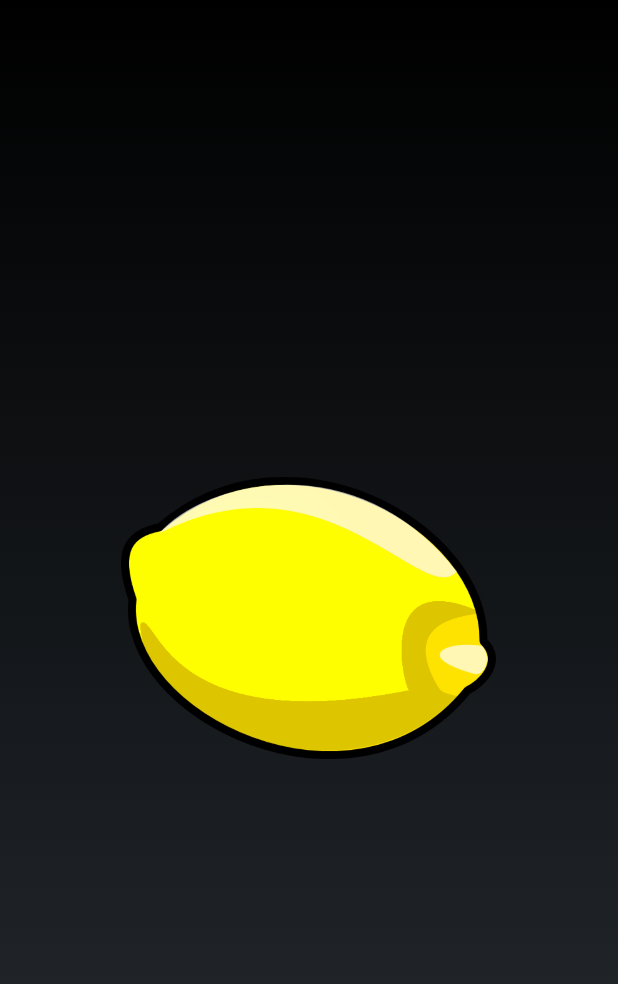
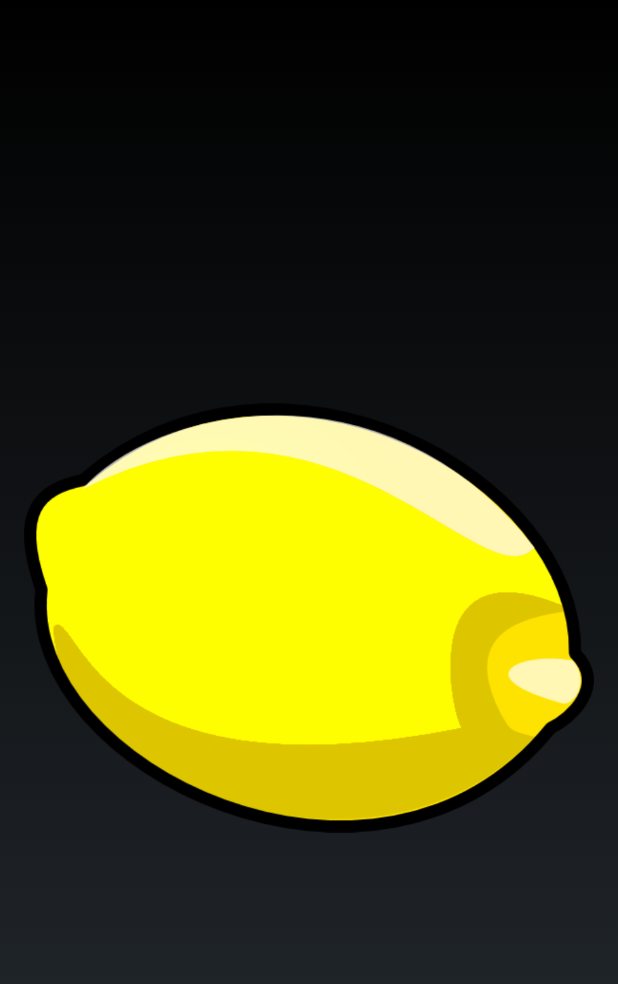
Before and after one commit to reline/Unacceptable, an Android app: the screen it shows after launch (MainActivity), on a phone screen of 412 x 824 dp. Shown: the top 984 px of the screen. Run offline under Robolectric (Android 15) with nearby library versions, the phone set to English and light mode, and no system bars; our stand-ins replace Dagger/Hilt's generated code; 1 statement that could not run was skipped.

Commit message:
Change RelativeLayout to FrameLayout, Lemongrab is bigger now Fix build

```diff
--- a/app/src/main/java/com/github/reline/unacceptable/UnacceptableApplication.kt
+++ b/app/src/main/java/com/github/reline/unacceptable/UnacceptableApplication.kt
@@ -2,6 +2,7 @@
 
 import android.app.Application
 import android.content.BroadcastReceiver
+import com.github.reline.unacceptable.injection.components.DaggerApplicationComponent
 import com.github.reline.unacceptable.injection.modules.ApplicationModule
 import dagger.android.DispatchingAndroidInjector
 import dagger.android.HasBroadcastReceiverInjector
--- a/app/src/main/res/layout/unacceptable_layout.xml
+++ b/app/src/main/res/layout/unacceptable_layout.xml
@@ -1,5 +1,5 @@
 <?xml version="1.0" encoding="utf-8"?>
-<RelativeLayout xmlns:android="http://schemas.android.com/apk/res/android"
+<FrameLayout xmlns:android="http://schemas.android.com/apk/res/android"
     xmlns:tools="http://schemas.android.com/tools"
     android:layout_width="match_parent"
     android:layout_height="match_parent"
@@ -11,14 +11,10 @@
 
     <ImageView
         android:id="@+id/unacceptableButton"
-        android:layout_width="250dp"
-        android:layout_height="match_parent"
+        android:layout_width="wrap_content"
+        android:layout_height="wrap_content"
         android:src="@drawable/lemon"
         android:contentDescription="@string/app_name"
         android:layout_gravity="center"
-        android:cropToPadding="true"
-        android:padding="0dp"
-        android:onClick="onLemonClicked"
-        android:layout_alignParentBottom="true"
-        android:layout_centerHorizontal="true" />
-</RelativeLayout>
+        android:onClick="onLemonClicked" />
+</FrameLayout>
```
